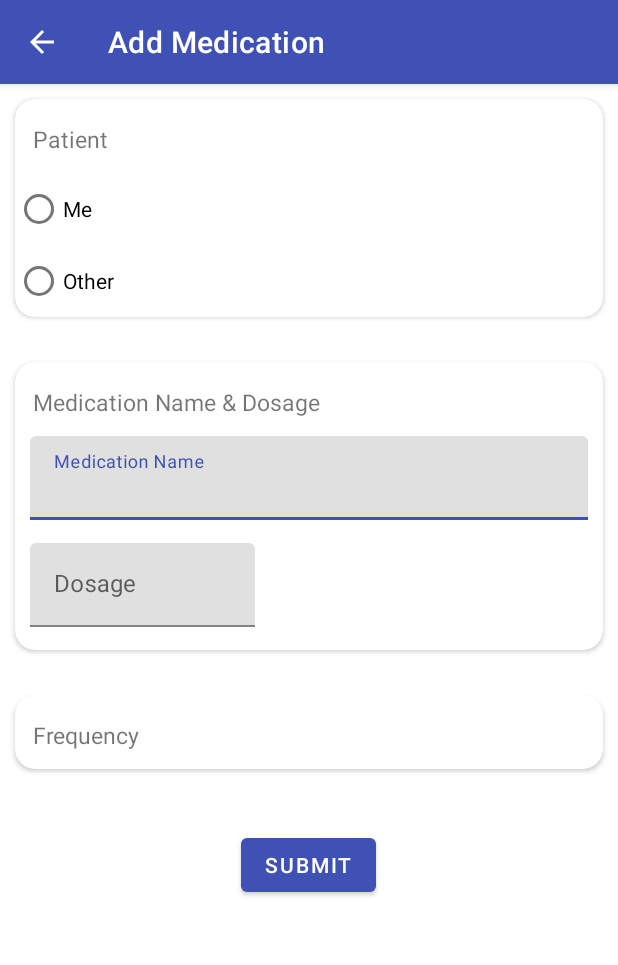
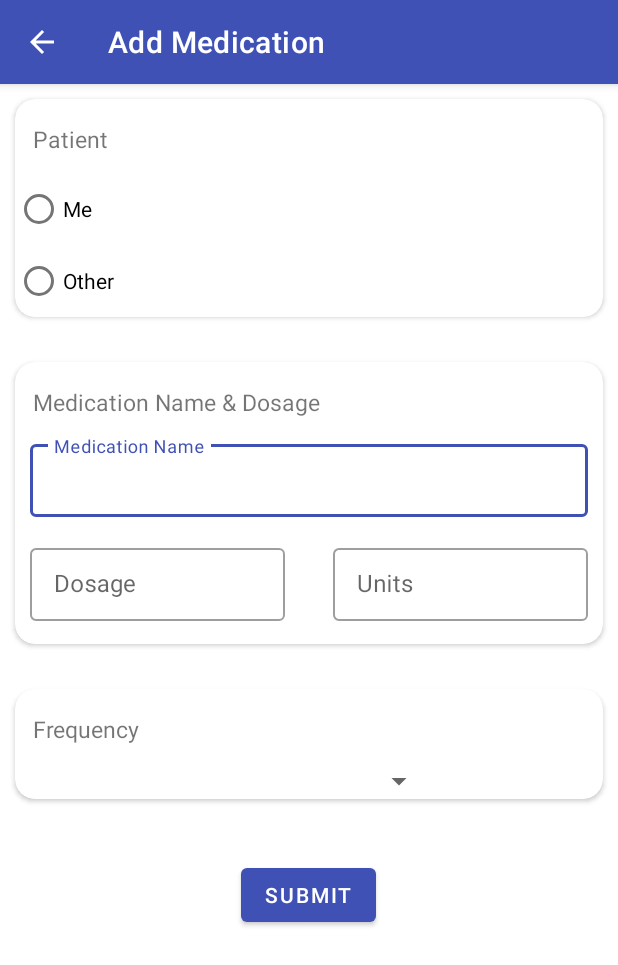
Before and after one commit to AdamGuidarini/MediTrak, an Android app: the AddEditFormFragment screen opened directly, with no data from a screen before it, on a phone screen of 412 x 824 dp. Shown: the top 965 px of the screen. Run offline under Robolectric (Android 15) with nearby library versions, the phone set to English and light mode, and no system bars.

Commit message:
Edit texts are now in boxes

```diff
--- a/app/src/main/res/layout/fragment_add_edit_form.xml
+++ b/app/src/main/res/layout/fragment_add_edit_form.xml
@@ -82,7 +82,7 @@
                     android:orientation="vertical">
 
                     <TextView
-                        android:layout_width="wrap_content"
+                        android:layout_width="match_parent"
                         android:layout_height="wrap_content"
                         android:text="@string/medication_name_amp_dosage"
                         style="@style/standardTextView"/>
@@ -91,53 +91,56 @@
                         android:layout_width="match_parent"
                         android:layout_height="wrap_content"
                         android:layout_marginBottom="15dp"
-                        app:hintAnimationEnabled="true"
-                        android:gravity="center">
+                        android:gravity="center"
+                        android:layout_marginStart="10dp"
+                        android:layout_marginEnd="10dp"
+                        style="@style/Widget.MaterialComponents.TextInputLayout.OutlinedBox.Dense">
 
                         <EditText
                             android:id="@+id/medicationName"
                             android:layout_width="match_parent"
                             android:layout_height="wrap_content"
-                            android:layout_marginStart="10dp"
-                            android:layout_marginEnd="10dp"
                             android:hint="@string/medication_name"/>
                     </com.google.android.material.textfield.TextInputLayout>
 
-                    <LinearLayout
+                    <RelativeLayout
                         android:layout_width="match_parent"
                         android:layout_height="wrap_content"
+
                         android:orientation="horizontal">
 
                         <com.google.android.material.textfield.TextInputLayout
-                            android:layout_width="match_parent"
-                            android:layout_height="wrap_content"
+                            android:layout_width="wrap_content"
+                            android:layout_height="match_parent"
                             android:layout_marginBottom="15dp"
-                            app:hintAnimationEnabled="true">
+                            android:layout_alignParentStart="true"
+                            android:layout_marginStart="10dp"
 
-                            <EditText
+                            style="@style/Widget.MaterialComponents.TextInputLayout.OutlinedBox.Dense">
+
+                        <EditText
                                 android:id="@+id/dosageAmount"
-                                android:layout_width="150dp"
-                                android:layout_height="wrap_content"
-                                android:layout_marginStart="10dp"
+                                android:layout_width="170dp"
+                                android:layout_height="match_parent"
                                 android:hint="@string/medication_dosage"/>
                         </com.google.android.material.textfield.TextInputLayout>
 
                         <com.google.android.material.textfield.TextInputLayout
-                            android:layout_width="150dp"
-                            android:layout_height="wrap_content"
+                            android:layout_width="wrap_content"
+                            android:layout_height="match_parent"
                             android:layout_marginBottom="15dp"
-                            app:hintAnimationEnabled="true">
+                            android:layout_alignParentEnd="true"
+                            style="@style/Widget.MaterialComponents.TextInputLayout.OutlinedBox.Dense">
 
-                            <EditText
+
+                        <EditText
                                 android:id="@+id/medUnits"
-                                android:layout_width="150dp"
-                                android:layout_height="wrap_content"
-                                android:layout_marginStart="15dp"
+                                android:layout_width="170dp"
+                                android:layout_height="match_parent"
                                 android:layout_marginEnd="10dp"
                                 android:hint="@string/units"/>
                         </com.google.android.material.textfield.TextInputLayout>
-
-                    </LinearLayout>
+                    </RelativeLayout>
                 </LinearLayout>
             </androidx.cardview.widget.CardView>
 
@@ -161,9 +164,12 @@
                         android:text="@string/frequency"
                         style="@style/standardTextView"/>
 
+
+                    <Spinner
+                        android:layout_width="280dp"
+                        android:layout_height="wrap_content"/>
                 </LinearLayout>
             </androidx.cardview.widget.CardView>
-
         </LinearLayout>
     </ScrollView>
 </FrameLayout>
```
